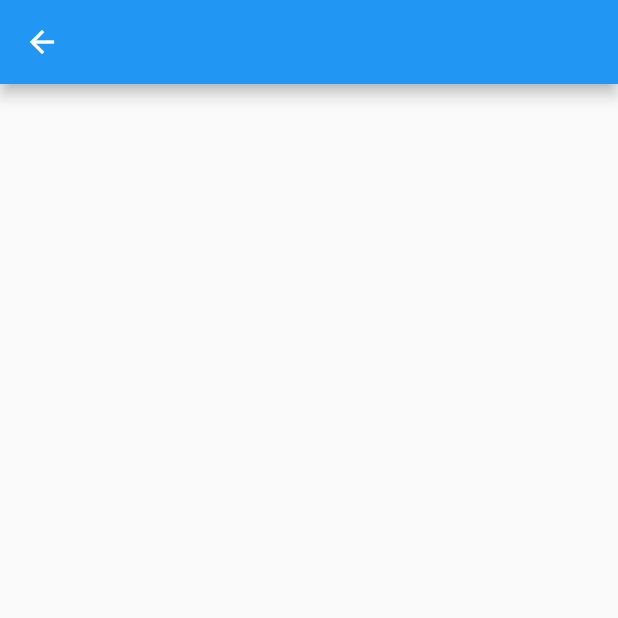
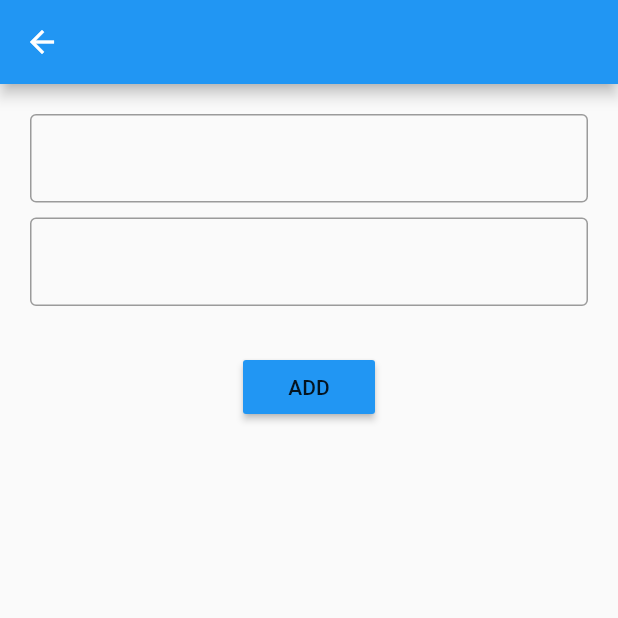
Before and after one commit to harshgupta80700/Flutter_MobX, a Flutter app: the screen it shows after launch, after a tap on the "add" icon, on a phone screen of 412 x 824 dp, the top half of it. Run offline on Flutter 3.47's test engine with Material 2 defaults, Android fonts, the phone set to English and light mode, and no system bars; our stand-ins replace flutter_mobx, mobx; generated files the repository leaves out were written again.

Commit message:
todo added/observer not working

```diff
--- a/lib/views/add_todo.dart
+++ b/lib/views/add_todo.dart
@@ -1,4 +1,6 @@
 import 'package:flutter/material.dart';
+import 'package:mobx_app/models/todoModel.dart';
+import 'package:mobx_app/states/todo.dart';
 
 class AddTodo extends StatefulWidget {
   @override
@@ -6,10 +8,51 @@ class AddTodo extends StatefulWidget {
 }
 
 class _AddTodoState extends State<AddTodo> {
+
+  Todo _todo = Todo.getInstance();
+
+  final nameTextEditingController = TextEditingController();
+  final descriptionTextEditingController = TextEditingController();
+
   @override
   Widget build(BuildContext context) {
     return Scaffold(
       appBar: AppBar(),
+      body: Container(
+        padding: EdgeInsets.all(20),
+        child: Column(
+          mainAxisAlignment: MainAxisAlignment.start,
+          children: [
+            TextFormField(
+              controller: nameTextEditingController,
+              decoration: InputDecoration(
+                border: OutlineInputBorder()
+              ),
+            ),
+            SizedBox(height: 10,),
+            TextFormField(
+              controller: descriptionTextEditingController,
+              decoration: InputDecoration(
+                  border: OutlineInputBorder()
+              ),
+            ),
+            SizedBox(height: 30,),
+            RaisedButton(
+              onPressed: (){
+                TodoModel todoModel = TodoModel(
+                    name: nameTextEditingController.text.toString(),
+                    description: descriptionTextEditingController.text.toString(),
+                    status: false
+                );
+                _todo.addTodo(todoModel);
+                print(_todo.todos.length);
+              },
+              child: Text("ADD"),
+              color: Theme.of(context).primaryColor,
+            )
+          ],
+        ),
+      ),
     );
   }
 }
--- a/lib/views/todo_List.dart
+++ b/lib/views/todo_List.dart
@@ -1,5 +1,6 @@
 import 'package:flutter/cupertino.dart';
 import 'package:flutter/material.dart';
+import 'package:flutter_mobx/flutter_mobx.dart';
 import 'package:mobx_app/states/todo.dart';
 import 'package:mobx_app/views/todo_card.dart';
 
@@ -11,7 +12,8 @@ class TodoList extends StatelessWidget {
 
   @override
   Widget build(BuildContext context) {
-    return ListView.builder(
+    return Observer(
+      builder:(_) => ListView.builder(
           itemCount: _todo.todos.length,
           itemBuilder: (_, index) {
             return TodoCard(
@@ -19,6 +21,7 @@ class TodoList extends StatelessWidget {
                 description:_todo.todos[index].description,
                 status: _todo.todos[index].status,
               );
-        });
+          }),
+    );
   }
 }
```
Also changed, not shown: lib/views/todo_card.dart (+18 -7 lines). Lines whose indentation alone changed are shown as unchanged.
